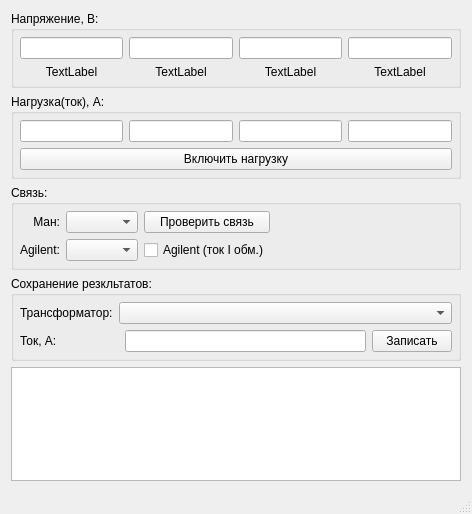
Above: mainwindow.ui from XRay3D/MAN before the change. Below: the same form after it.
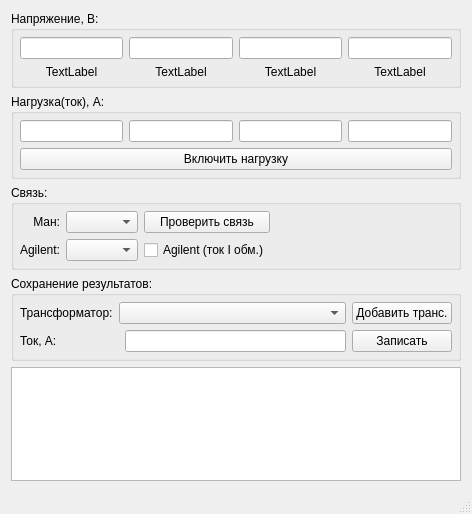
That is the form after the change.

Diff of the .ui file:
```diff
--- a/mainwindow.ui
+++ b/mainwindow.ui
@@ -208,7 +208,7 @@
     <item row="3" column="0">
      <widget class="QGroupBox" name="groupBox_4">
       <property name="title">
-       <string>Сохранение резкльтатов:</string>
+       <string>Сохранение результатов:</string>
       </property>
       <layout class="QGridLayout" name="gridLayout_5">
        <property name="leftMargin">
@@ -230,26 +230,33 @@
          </property>
         </widget>
        </item>
-       <item row="1" column="0" colspan="2">
+       <item row="2" column="0" colspan="2">
         <widget class="QLabel" name="label_7">
          <property name="text">
           <string>Ток, А:</string>
          </property>
         </widget>
        </item>
-       <item row="1" column="2">
+       <item row="2" column="2">
         <widget class="QLineEdit" name="lineEdit_9"/>
        </item>
-       <item row="1" column="3">
+       <item row="2" column="3">
         <widget class="QPushButton" name="pushButtonWrite">
          <property name="text">
           <string>Записать</string>
          </property>
         </widget>
        </item>
-       <item row="0" column="1" colspan="3">
+       <item row="0" column="1" colspan="2">
         <widget class="QComboBox" name="comboBox_3"/>
        </item>
+       <item row="0" column="3">
+        <widget class="QPushButton" name="pushButtonAddTrans">
+         <property name="text">
+          <string>Добавить транс.</string>
+         </property>
+        </widget>
+       </item>
       </layout>
      </widget>
     </item>
```
